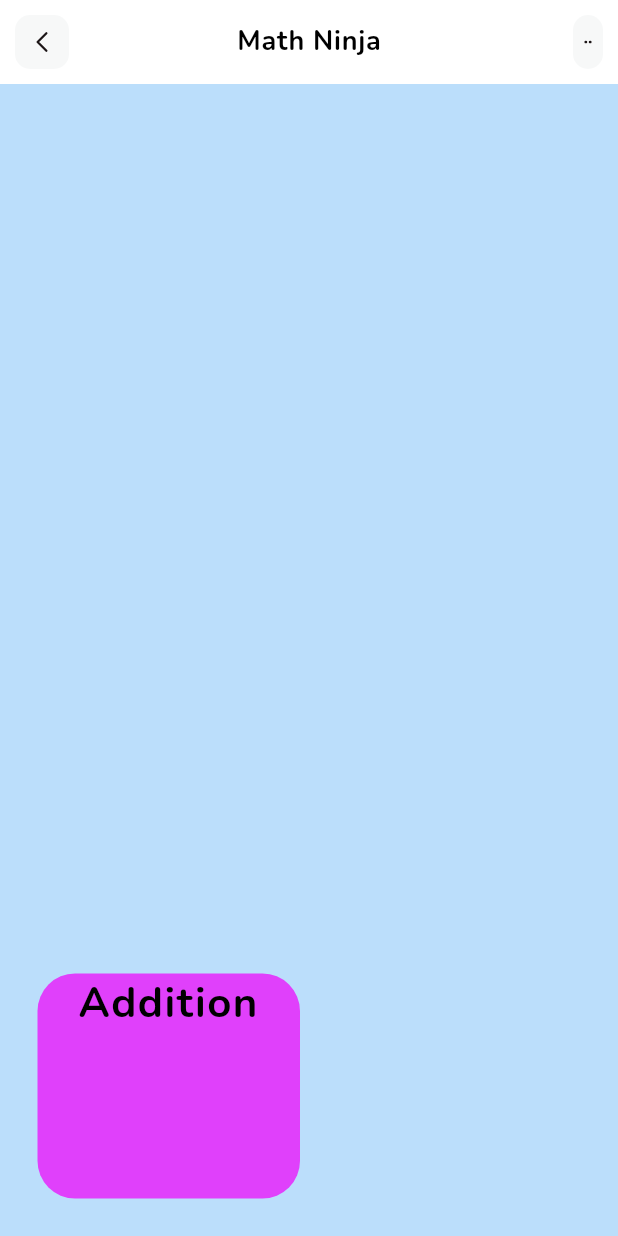
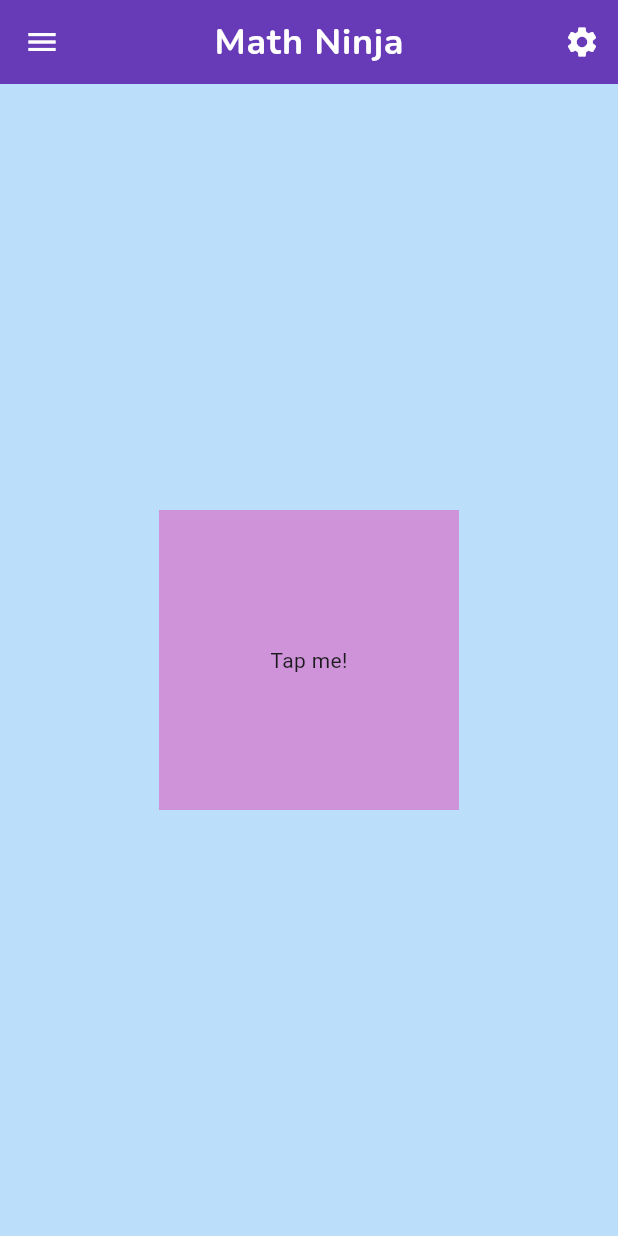
Before and after one commit to EmirErden/se380_project, a Flutter app: the screen it shows after launch, on a phone screen of 412 x 824 dp. Run offline on Flutter 3.47's test engine with Material 3 defaults, Android fonts, the phone set to English and light mode, and no system bars; our stand-ins replace flutter_svg, google_fonts.

Commit message:
Svg changes with icons and some necessary dart files was added. And app bar was changed to last form, body still not done.

```diff
--- a/lib/main.dart
+++ b/lib/main.dart
@@ -1,4 +1,7 @@
+// ignore_for_file: prefer_const_constructors
+
 import 'package:flutter/material.dart';
+import 'package:se380_project/pages/settings_page.dart';
 import 'pages/home.dart';
 
 void main() {
@@ -13,7 +16,11 @@ class MyApp extends StatelessWidget {
   Widget build(BuildContext context) {
     return  MaterialApp(
       debugShowCheckedModeBanner: false,
-      home: HomePage(),
+      home: const HomePage(),
+      routes: {
+        '/homePage': (context) => HomePage(),
+        '/settings': (context) => SettingsPage(),
+      },
     );
   }
 }
--- a/lib/pages/home.dart
+++ b/lib/pages/home.dart
@@ -6,6 +6,10 @@ import 'package:flutter_svg/flutter_svg.dart';
 
 class HomePage extends StatelessWidget {
   const HomePage({super.key});
+
+  void userTapped(){
+    print("user tapped");
+  }
 
   @override
   Widget build(BuildContext context) {
@@ -16,75 +20,33 @@ class HomePage extends StatelessWidget {
           'Math Ninja',
           style: GoogleFonts.nunito(
             textStyle: TextStyle(
-                color: Colors.black,
+                color: Colors.white,
                 letterSpacing: .5,
-                fontSize: 18,
+                fontSize: 24,
                 fontWeight: FontWeight.bold),
           ),
         ),
-        backgroundColor: Colors.white,
+        backgroundColor: Colors.deepPurple,
+        elevation: 0,
         centerTitle: true,
-        actions: [
-          GestureDetector(
-            onTap: () {debugPrint("Clicked menu");},
-            child: Container(
-              margin: EdgeInsets.all(10),
-              alignment: Alignment.center,
-              width: 20,
-              child: SvgPicture.asset(
-                'assets/icons/dots.svg',
-                width: 5,
-                height: 5,
-              ),
-              decoration: BoxDecoration(
-                color: Color(0xffF7F8F8),
-                borderRadius: BorderRadius.circular(10),
-              ),
-            ),
+        leading: Icon(Icons.menu,color: Colors.white,),
+        actions:[IconButton(onPressed: (){
+          Navigator.pushNamed(context, '/settings');
+        }, icon:Icon(Icons.settings,color: Colors.white,))],
+      ),
+      body: Center(
+        child: GestureDetector(
+          onTap: (){
+          },
+          child: Container(
+            width: 200,
+            height: 200,
+            color: Colors.purple[200],
+            child: Center(child: Text("Tap me!")),
           ),
-        ],
-        leading: GestureDetector(
-          onTap: () {debugPrint("Clicked back");},
-          child: Container(
-            margin: EdgeInsets.all(10),
-            alignment: Alignment.center,
-            child: SvgPicture.asset(
-              'assets/icons/Arrow - Left 2.svg',
-              width: 20,
-              height: 20,
-            ),
-            decoration: BoxDecoration(
-              color: Color(0xffF7F8F8),
-              borderRadius: BorderRadius.circular(10),
-            ),
-          ),
-        ),
-      ),
-      body:  Container(
-        width: 1000,
-        height: 1000,
-        alignment: Alignment.bottomLeft,
-        child: Container(
-          width: 175,
-          height: 150,
-          margin: EdgeInsets.all(25),
-          decoration: BoxDecoration(
-            color: Colors.purpleAccent,
-            borderRadius: BorderRadius.circular(25),
-          ),
-          child: Text('Addition',
-            textAlign: TextAlign.center,
-            style: GoogleFonts.nunito(
-              textStyle: TextStyle(
-                color: Colors.black,
-                letterSpacing: 1,
-                fontSize: 28,
-                fontWeight: FontWeight.bold,
-              ),
-            ),
-          ),
-        ),
-      ),
+        )
+
+      )
     );
   }
 }
```
Also changed, not shown: lib/pages/settings_page.dart (added, +34 -0 lines), lib/pages/addition.dart (added), lib/pages/division.dart (added), lib/pages/extraction.dart (added), lib/pages/multiplication.dart (added), 1 other file.
